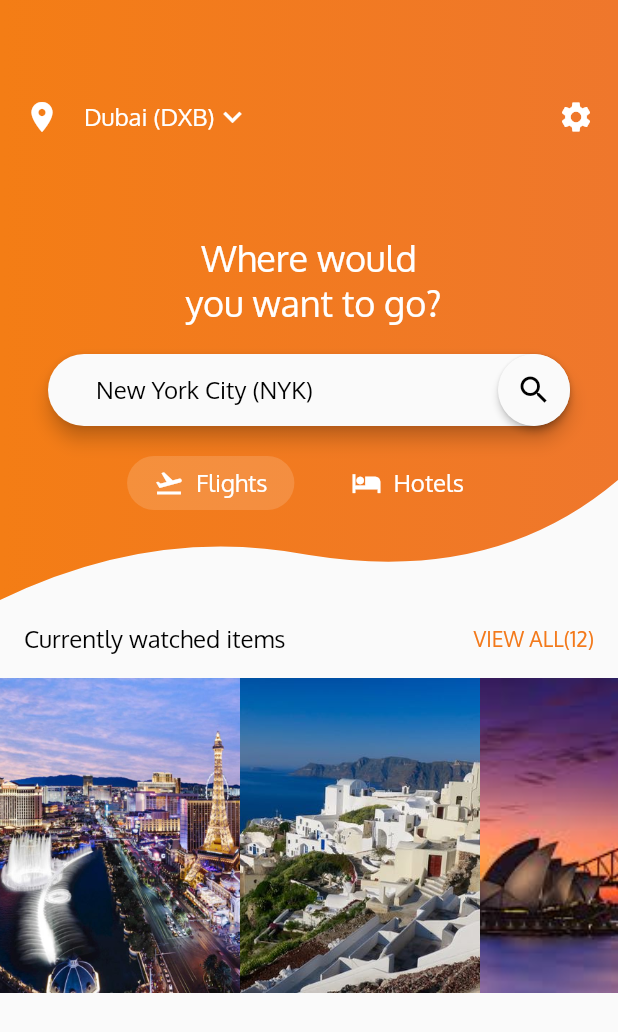
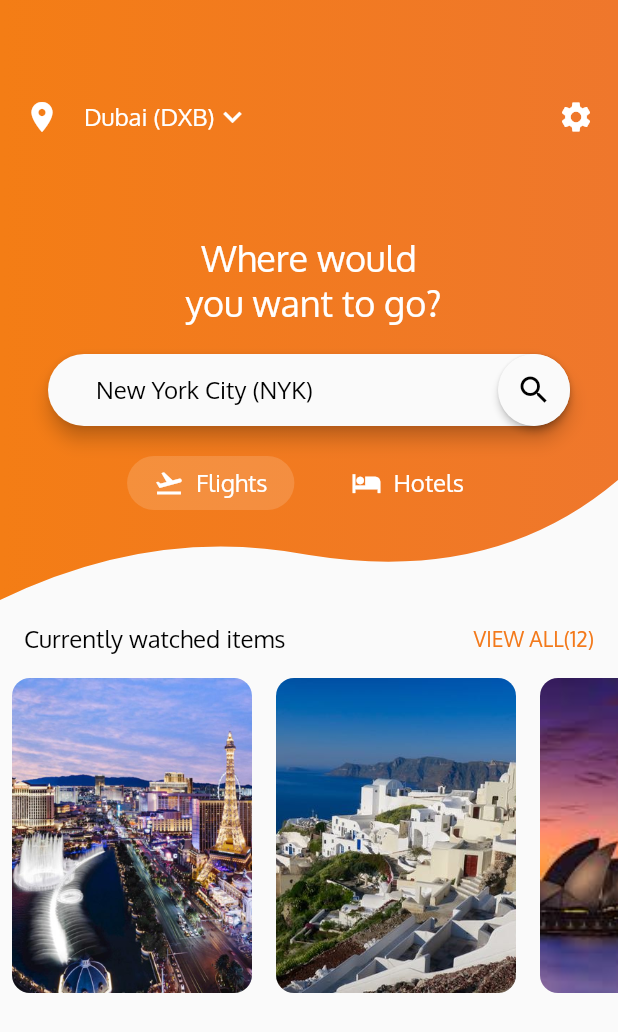
Before and after one commit to abyabrkal/flutter-flights, a Flutter app: the screen it shows after launch, on a phone screen of 412 x 824 dp. Shown: the top 1032 px of the screen. Run offline on Flutter 3.47's test engine with Material 2 defaults, Android fonts, the phone set to English and light mode, and no system bars.

Commit message:
City Cards styled with border radius rounded

```diff
--- a/lib/main.dart
+++ b/lib/main.dart
@@ -237,7 +237,11 @@ class CityCard extends StatelessWidget {
 
   @override
   Widget build(BuildContext context) {
-    return Stack(
+    return Padding(
+      padding: const EdgeInsets.symmetric(horizontal: 8),
+      child: ClipRRect(
+        borderRadius: BorderRadius.all(Radius.circular(12)),
+        child: Stack(
           children: <Widget>[
             Container(
               height: 210,
@@ -245,6 +249,8 @@ class CityCard extends StatelessWidget {
               child: Image.asset(imagePath, fit: BoxFit.cover,),
             ),
           ],
+        ),
+      ),
     );
   }
 }
```
Lines whose indentation alone changed are shown as unchanged.
